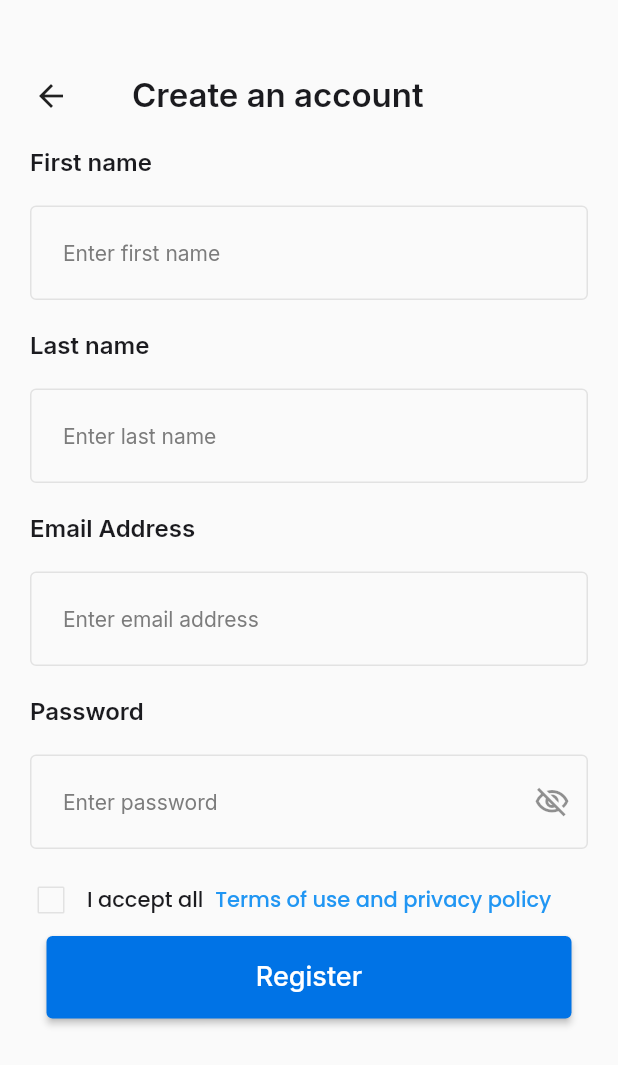
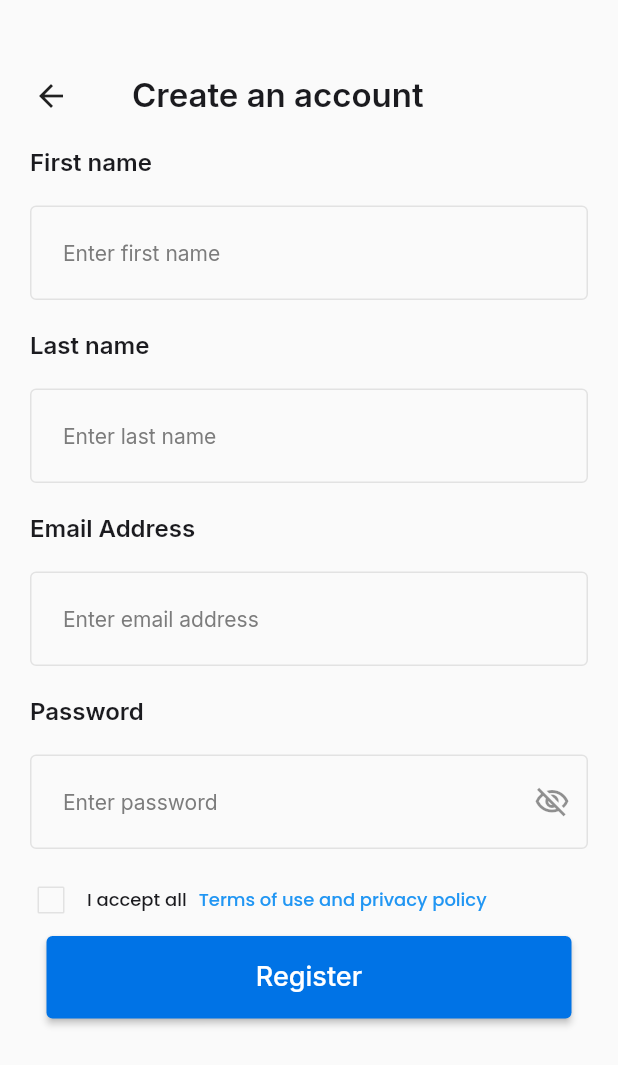
Before and after one commit to Nishmakv/library-app, a Flutter app: the screen it shows after launch, after a tap on "Sign Up", on a phone screen of 412 x 824 dp. Shown: the top 1065 px of the screen. Run offline on Flutter 3.47's test engine with Material 2 defaults, Android fonts, the phone set to English and light mode, and no system bars; our stand-ins replace bloc, dio, equatable, flutter_bloc, google_fonts, persistent_bottom_nav_bar; accounts and stored records are empty.

Commit message:
library_app

```diff
--- a/lib/screens/login_screen.dart
+++ b/lib/screens/login_screen.dart
@@ -25,8 +25,8 @@ class LoginScreen extends StatelessWidget {
               duration: Duration(seconds: 3),
             ),
           );
-          Navigator.of(context).push(
-              MaterialPageRoute(builder: (ctx) => const HomeScreen()));
+          Navigator.of(context)
+              .push(MaterialPageRoute(builder: (ctx) => const HomeScreen()));
         } else if (state is LoginFailure) {
           ScaffoldMessenger.of(context).showSnackBar(
             const SnackBar(
@@ -38,6 +38,7 @@ class LoginScreen extends StatelessWidget {
       },
       child: Scaffold(
         body: SafeArea(
+          child: SingleChildScrollView(
             child: Padding(
               padding: const EdgeInsets.all(30.0),
               child: Column(
@@ -128,6 +129,7 @@ class LoginScreen extends StatelessWidget {
             ),
           ),
         ),
+      ),
     );
   }
 }
--- a/lib/screens/register_screen.dart
+++ b/lib/screens/register_screen.dart
@@ -114,7 +114,7 @@ class _RegisterScreenState extends State<RegisterScreen> {
                         style: GoogleFonts.poppins(
                           textStyle: const TextStyle(
                             color: Color(0xFF1B1B1F),
-                            fontSize: 14,
+                            fontSize: 12,
                             fontWeight: FontWeight.w500,
                           ),
                         ),
@@ -126,7 +126,7 @@ class _RegisterScreenState extends State<RegisterScreen> {
                           style: GoogleFonts.poppins(
                             textStyle: const TextStyle(
                               fontWeight: FontWeight.w500,
-                              fontSize: 14,
+                              fontSize: 12,
                             ),
                           ),
                         ),
```
Also changed, not shown: lib/bloc1/bloc/profile_bloc_bloc.dart (line endings or trailing spaces). Lines whose indentation alone changed are shown as unchanged.
